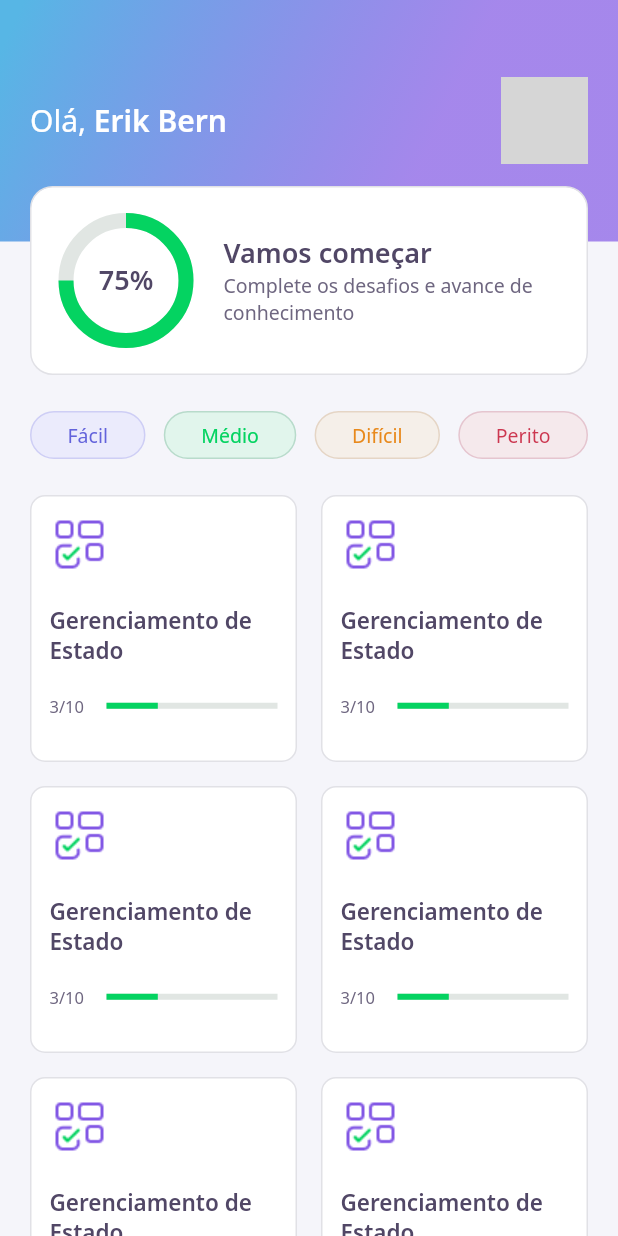
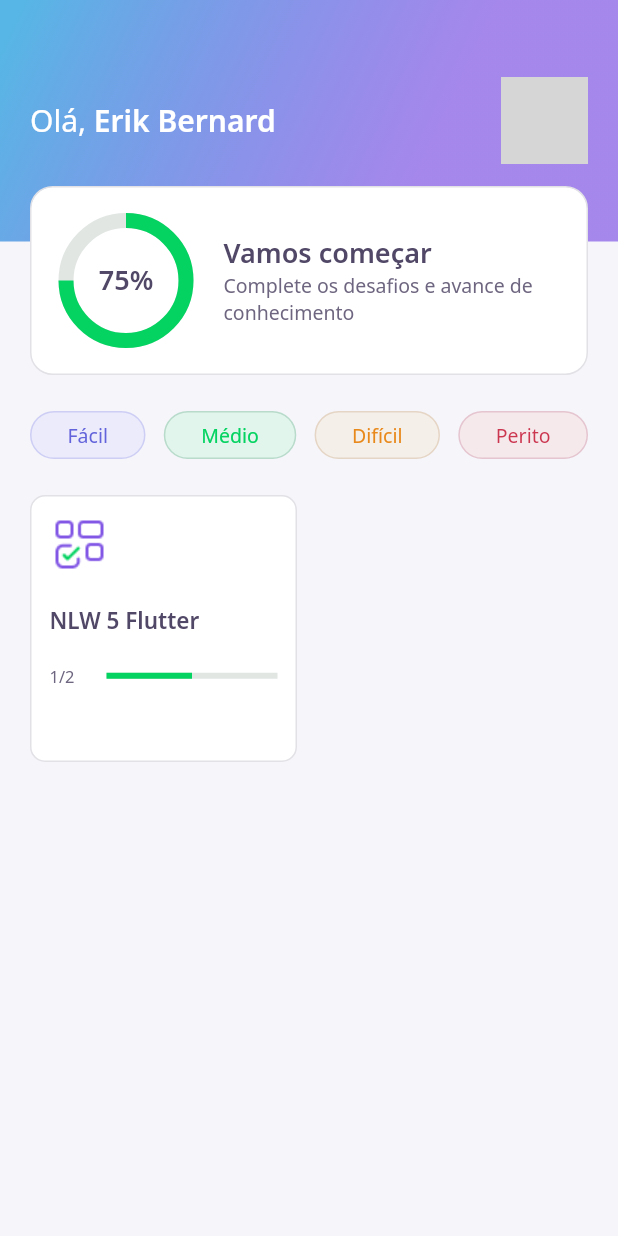
Before and after one commit to erikbernard/devquiz, a Flutter app: the HomePage screen opened directly, on a phone screen of 412 x 824 dp. Run offline on Flutter 3.47's test engine with Material 2 defaults, Android fonts, the phone set to English and light mode, and no system bars; our stand-ins replace google_fonts; accounts and stored records are empty; network calls fail; grey boxes are pictures that could not be loaded.

Commit message:
changes from static to dynamic data in UI

```diff
--- a/lib/core/app_widget.dart
+++ b/lib/core/app_widget.dart
@@ -11,7 +11,7 @@ class AppWidget extends StatelessWidget {
   Widget build(BuildContext context) {
     return MaterialApp(
       title: "DevQuiz",
-      home: ChallengePage(),
+      home: HomePage(),
       debugShowCheckedModeBanner: false,
     );
   }
--- a/lib/home/home_page.dart
+++ b/lib/home/home_page.dart
@@ -1,4 +1,7 @@
+import 'package:devquiz/challenge/widgets/quiz/quiz_widget.dart';
 import 'package:devquiz/core/app_colors.dart';
+import 'package:devquiz/home/home_controller.dart';
+import 'package:devquiz/home/home_state.dart';
 import 'package:devquiz/home/widgets/appbar/app_bar_widget.dart';
 import 'package:devquiz/home/widgets/level_button/level_button_widget.dart';
 import 'package:devquiz/home/widgets/quiz_card/quiz_card_widget.dart';
@@ -12,11 +15,24 @@ class HomePage extends StatefulWidget {
 }
 
 class _HomePageState extends State<HomePage> {
+  final controller = HomeController();
+
+  @override
+  void initState() {
+    super.initState();
+    controller.getUser();
+    controller.getQuizzes();
+    controller.stateNotifier.addListener(() {
+      setState(() {});
+    });
+  }
+
   @override
   Widget build(BuildContext context) {
+    if (controller.state == HomeState.success) {
       return Scaffold(
         backgroundColor: AppColors.backgroundApp,
-      appBar: AppBarWidget(),
+        appBar: AppBarWidget(user: controller.user!),
         body: Padding(
           padding: EdgeInsets.symmetric(horizontal: 20),
           child: Column(
@@ -49,21 +65,27 @@ class _HomePageState extends State<HomePage> {
                   crossAxisCount: 2,
                   crossAxisSpacing: 16,
                   mainAxisSpacing: 16,
-                children: [
-                  QuizCardWidget(),
-                  QuizCardWidget(),
-                  QuizCardWidget(),
-                  QuizCardWidget(),
-                  QuizCardWidget(),
-                  QuizCardWidget(),
-                  QuizCardWidget(),
-                  QuizCardWidget(),
-                ],
+                  children: controller.quizzes!
+                      .map((e) => QuizCardWidget(
+                            title: e.title,
+                            percent: e.questionAnswered / e.questions.length,
+                            completed:
+                                "${e.questionAnswered}/${e.questions.length}",
+                          ))
+                      .toList(),
                 ),
               ),
             ],
           ),
         ),
       );
+    } else {
+      return Scaffold(
+          body: Center(
+        child: CircularProgressIndicator(
+          valueColor: AlwaysStoppedAnimation<Color>(AppColors.darkGreen),
+        ),
+      ));
     }
   }
+}
--- a/lib/home/widgets/appbar/app_bar_widget.dart
+++ b/lib/home/widgets/appbar/app_bar_widget.dart
@@ -1,9 +1,11 @@
 import 'package:devquiz/core/core.dart';
 import 'package:devquiz/home/widgets/score_card/score_card_widget.dart';
+import 'package:devquiz/shared/model/user_model.dart';
 import 'package:flutter/material.dart';
 
 class AppBarWidget extends PreferredSize {
-  AppBarWidget()
+  final UserModel user;
+  AppBarWidget({required this.user})
       : super(
           preferredSize: Size.fromHeight(250),
           child: Container(
@@ -26,7 +28,7 @@ class AppBarWidget extends PreferredSize {
                             style: AppTextStyles.title,
                             children: [
                               TextSpan(
-                                text: "Erik Bern",
+                                text: user.name,
                                 style: AppTextStyles.titleBold,
                               ),
                             ]),
@@ -37,8 +39,7 @@ class AppBarWidget extends PreferredSize {
                         decoration: BoxDecoration(
                           borderRadius: BorderRadius.circular(10),
                           image: DecorationImage(
-                            image: NetworkImage(
-                                "https://avatars.githubusercontent.com/u/76105702?s=400&u=c317b3261eee35596e2019b79a786172052f5a04&v=4"),
+                            image: NetworkImage(user.photoUrl),
                           ),
                         ),
                       ),
--- a/lib/home/widgets/quiz_card/quiz_card_widget.dart
+++ b/lib/home/widgets/quiz_card/quiz_card_widget.dart
@@ -5,7 +5,15 @@ import 'package:devquiz/shared/widgets/progress_indicator/progress_indicator_wid
 import 'package:flutter/material.dart';
 
 class QuizCardWidget extends StatelessWidget {
-  const QuizCardWidget({Key? key}) : super(key: key);
+  final String title;
+  final String completed;
+  final double percent;
+  const QuizCardWidget({
+    Key? key,
+    required this.title,
+    required this.completed,
+    required this.percent,
+  }) : super(key: key);
 
   @override
   Widget build(BuildContext context) {
@@ -32,7 +40,7 @@ class QuizCardWidget extends StatelessWidget {
             height: 20,
           ),
           Text(
-            "Gerenciamento de Estado",
+            title,
             style: AppTextStyles.heading15,
           ),
           SizedBox(
@@ -42,13 +50,15 @@ class QuizCardWidget extends StatelessWidget {
             Expanded(
               flex: 1,
               child: Text(
-                "3/10",
+                completed,
                 style: AppTextStyles.body11,
               ),
             ),
             Expanded(
               flex: 3,
-              child: ProgressIndicatorWidget(value: 0.3),
+              child: ProgressIndicatorWidget(
+                value: percent,
+              ),
             ),
           ])
         ],
```
Lines whose indentation alone changed are shown as unchanged.
